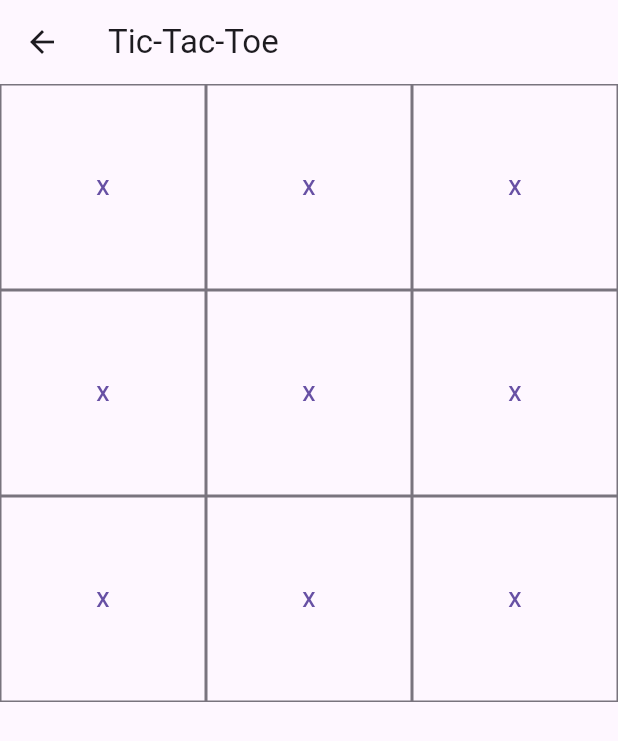
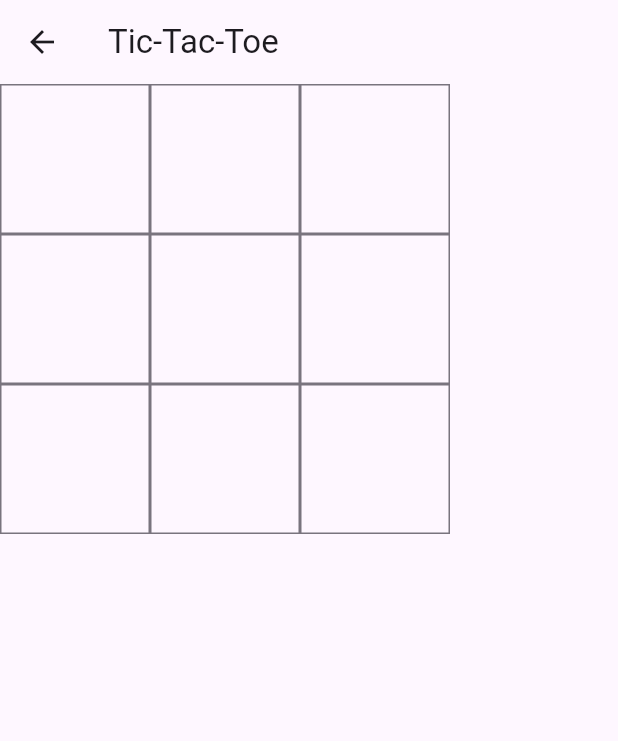
Before and after one commit to RealEeveahy/flutter-tic-tac-toe, a Flutter app: the GameScreen screen opened directly, on a phone screen of 412 x 824 dp. Shown: the top 741 px of the screen. Run offline on Flutter 3.47's test engine with Material 3 defaults, Android fonts, the phone set to English and light mode, and no system bars.

Commit message:
Vs Ai is workingg

```diff
--- a/lib/main.dart
+++ b/lib/main.dart
@@ -1,5 +1,6 @@
 import 'package:flutter/material.dart';
 import 'game.dart';
+import 'package:provider/provider.dart';
 
 void main() {
   runApp(MaterialApp(home: MainScreen()));
@@ -86,17 +87,23 @@ class GameScreen extends StatelessWidget {
           title: Text('Tic-Tac-Toe'),
         ),
 
-        body: GridView.count(
-          crossAxisCount: 3,
-          children: List.generate(9, (index) {
-            return Center(
-              child: SizedBox(
-                width: 200,
-                height: 200,
-                child : GameSquare(index, context).myButton
-            ),
-            );
-          })
+
+        body: SizedBox(
+          width: 300,
+          child: GridView.count(
+            crossAxisCount: 3,
+            padding: EdgeInsets.zero,
+            mainAxisSpacing: 0,
+            crossAxisSpacing: 0,
+            childAspectRatio: 1,
+            children: List.generate(9, (index) {
+              return SizedBox(
+                width: 100,
+                height: 100,
+                child: GameSquare(index, context).myButton,
+              );
+            }),
+          )
         )
       );
   }
@@ -104,32 +111,42 @@ class GameScreen extends StatelessWidget {
 }
 
 class GameButton extends StatefulWidget {
-  const GameButton({super.key});
+  final GameSquare mySquare;
+  late _GameButtonState currentState;
+
+  GameButton({super.key, required this.mySquare});
 
   @override
-  State<GameButton> createState() => _ButtonTextState();
+  // ignore: no_logic_in_create_state
+  State createState() {
+    currentState = _GameButtonState();
+    return currentState;
+  }
 }
 
-class _ButtonTextState extends State<GameButton> {
-  String content = 'X';
+/// The state for a GameButton Widget
+class _GameButtonState extends State<GameButton> {
+  String content = "";
 
-  void changeContent(String newContent)
-  {
-    content = newContent;
-  }
+  /// Updates the content of the button.
+  /// Called indirectly when the button is clicked, as well as by the AI when it makes a move.
+  void updateContent(String newContent) { setState((() { content = newContent; })); }
 
   @override
   Widget build(BuildContext context) {
     return OutlinedButton(
       onPressed: () {
-        setState(() {
-          content;
-        });
+        controls.GameSquareClicked(widget.mySquare, context);
       },
       style: ButtonStyle(
         shape: WidgetStateProperty.all(RoundedRectangleBorder(borderRadius: BorderRadius.zero)),
       ),
-      child : Text(content)
+      child : Text(
+        content,
+        style: TextStyle(
+          fontSize: 50,
+        )
+      )
     );
   }
 }
--- a/pubspec.yaml
+++ b/pubspec.yaml
@@ -31,9 +31,13 @@ dependencies:
   flutter:
     sdk: flutter
 
+
+
   # The following adds the Cupertino Icons font to your application.
   # Use with the CupertinoIcons class for iOS style icons.
   cupertino_icons: ^1.0.8
+
+  provider: 6.1.5
 
 dev_dependencies:
   flutter_test:
```
Also changed, not shown: lib/game.dart (+116 -41 lines), pubspec.lock.
